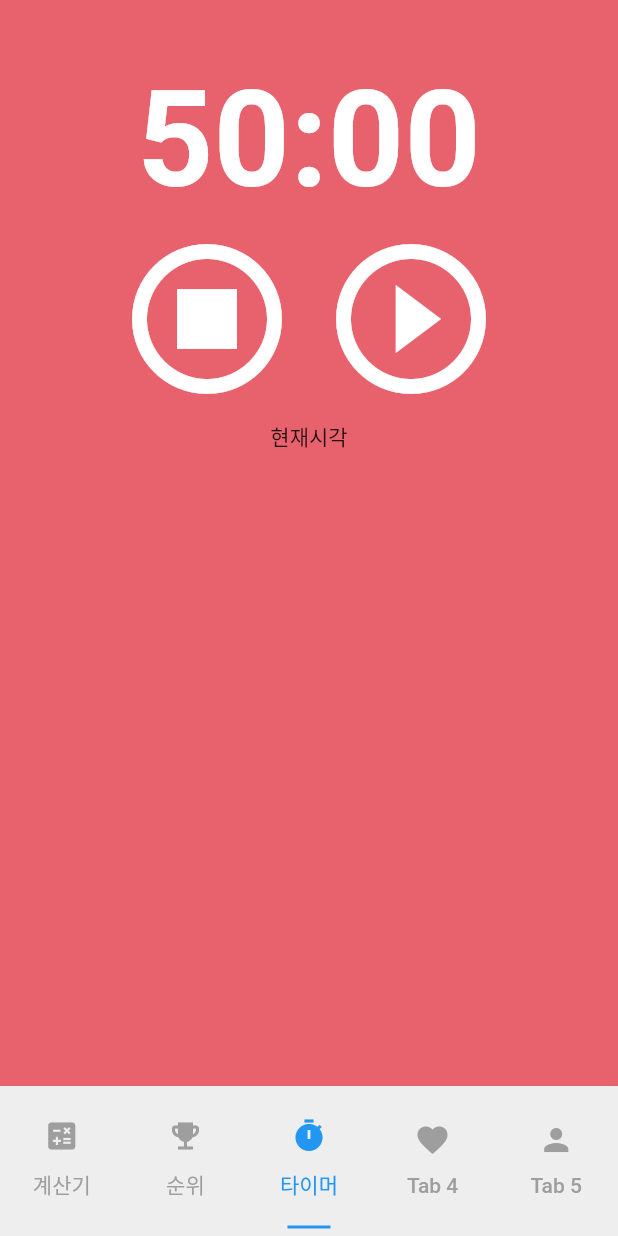
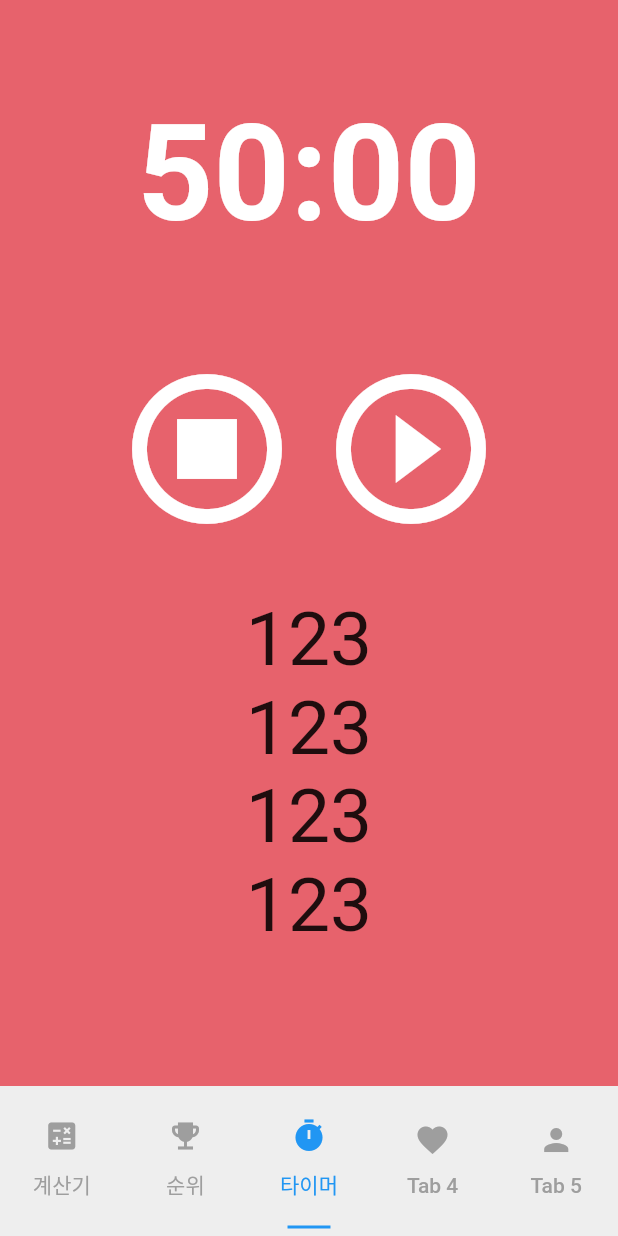
Before and after one commit to codinginpain/card_record, a Flutter app: the screen it shows after launch, item 3 of the bottom bar chosen, on a phone screen of 412 x 824 dp. Run offline on Flutter 3.47's test engine with Material 2 defaults, Android fonts, the phone set to English and light mode, and no system bars.

Commit message:
tab 3 timer bottom not fixed

```diff
--- a/lib/screens/timer_screen.dart
+++ b/lib/screens/timer_screen.dart
@@ -67,7 +67,7 @@ class _TimerScreenState extends State<TimerScreen> {
           Flexible(
             flex: 1,
             child: Container(
-              alignment: Alignment.bottomCenter,
+              alignment: Alignment.center,
               // color: Colors.black,
               child: Text(
                 timeFormat(totalSeconds),
@@ -79,9 +79,9 @@ class _TimerScreenState extends State<TimerScreen> {
             ),
           ),
           Flexible(
-            flex: 3,
-            child: Container(
+            flex: 1,
             child: Row(
+              crossAxisAlignment: CrossAxisAlignment.end,
               mainAxisAlignment: MainAxisAlignment.center,
               children: [
                 IconButton(
@@ -105,23 +105,52 @@ class _TimerScreenState extends State<TimerScreen> {
               ],
             ),
           ),
+          const SizedBox(
+            height: 30,
           ),
           Flexible(
             flex: 1,
-              child: Row(
+            child: Column(
               children: [
                 Expanded(
-                      child: Container(
+                  child: ListView(
+                    shrinkWrap: true,
+                    children: [
+                      Center(
                         child: Column(
                           children: const [
-                        Text("현재시각"),
+                            Text(
+                              "123",
+                              style: TextStyle(fontSize: 50),
+                            ),
+                            Text(
+                              "123",
+                              style: TextStyle(fontSize: 50),
+                            ),
+                            Text(
+                              "123",
+                              style: TextStyle(fontSize: 50),
+                            ),
+                            Text(
+                              "123",
+                              style: TextStyle(fontSize: 50),
+                            ),
+                            Text(
+                              "123",
+                              style: TextStyle(fontSize: 50),
+                            ),
                           ],
                         ),
-                  ))
-                ],
-              )),
+                      ),
                     ],
                   ),
+                ),
+              ],
+            ),
+          ),
+        ],
+      ),
+      bottomNavigationBar: null,
     );
   }
 }
```
Lines whose indentation alone changed are shown as unchanged.
